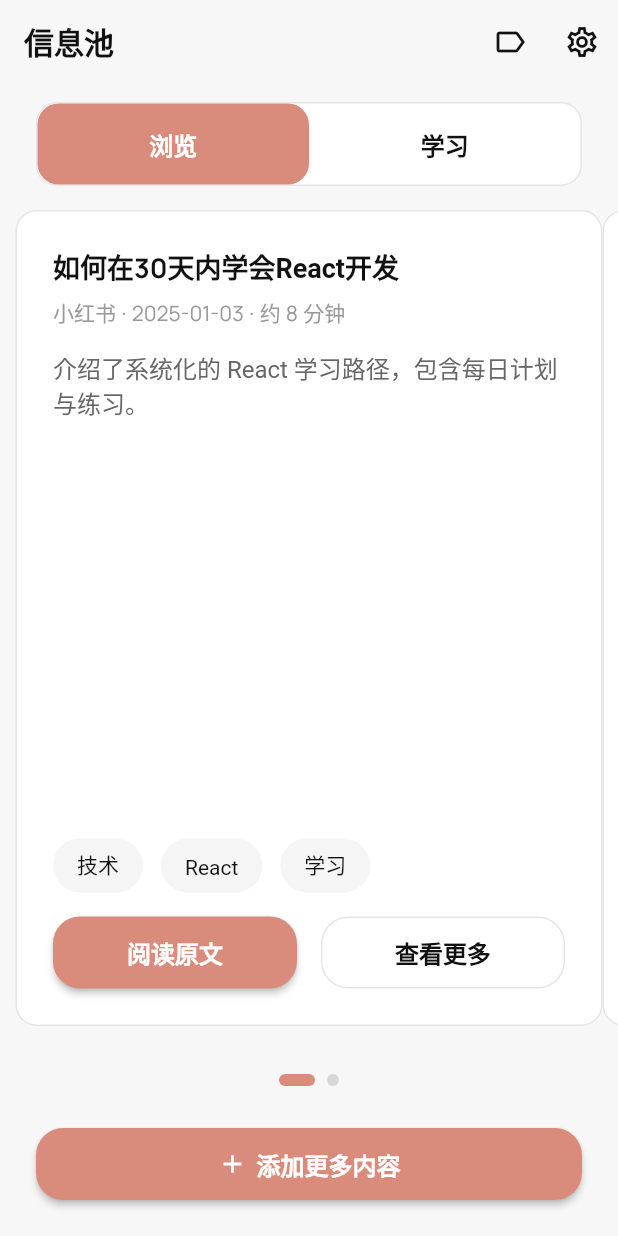
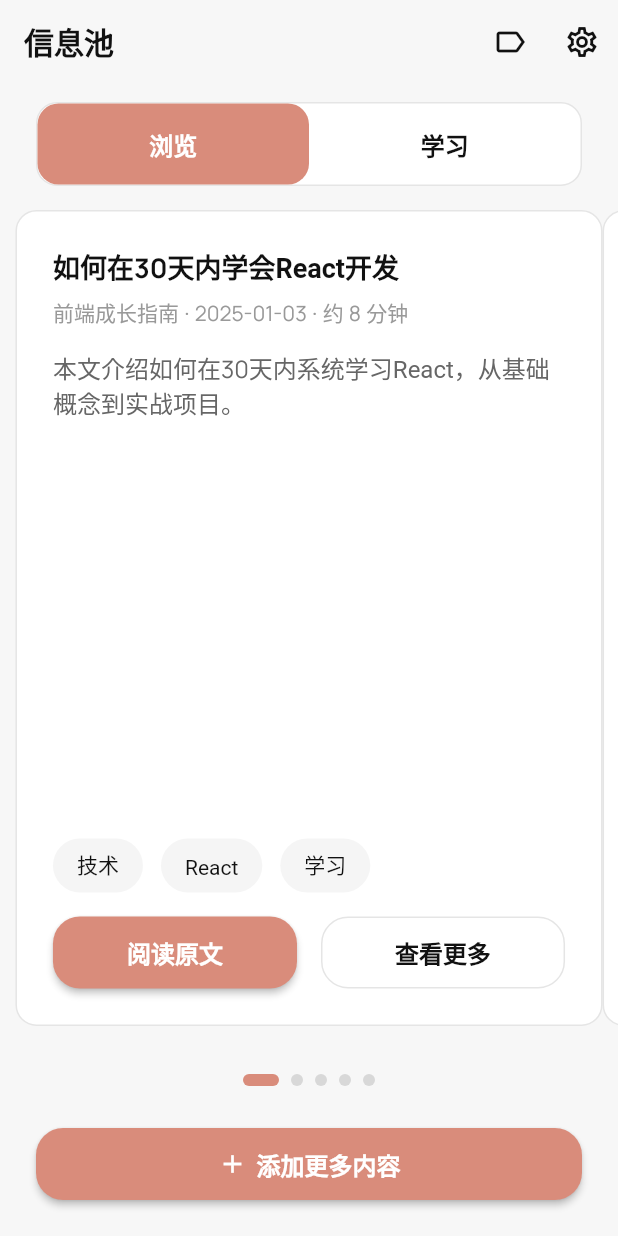
Before and after one commit to MicroX-Lab/info_plan_app, a Flutter app: the screen it shows after launch, on a phone screen of 412 x 824 dp. Run offline on Flutter 3.47's test engine with Material 3 defaults, Android fonts, the phone set to English and light mode, and no system bars; our stand-ins replace flutter_screenutil, go_router, shared_preferences.

Commit message:
feat: advise card swipping

```diff
--- a/lib/src/pages/content_import/content_import_page.dart
+++ b/lib/src/pages/content_import/content_import_page.dart
@@ -3,6 +3,12 @@ import 'package:go_router/go_router.dart';
 
 import '../../config/constants.dart';
 import '../../widgets/pill_tag.dart';
+
+void _showComingSoon(BuildContext context, String feature) {
+  ScaffoldMessenger.of(context).showSnackBar(
+    SnackBar(content: Text('$feature 功能即将开放')),
+  );
+}
 
 class ContentImportPage extends StatefulWidget {
   const ContentImportPage({super.key});
@@ -95,6 +101,11 @@ class _InputField extends StatelessWidget {
   final String hint;
   final IconData? suffixIcon;
   final int maxLines;
+  void _showAction(BuildContext context) {
+    ScaffoldMessenger.of(context).showSnackBar(
+      SnackBar(content: Text('功能即将支持：$hint')),
+    );
+  }
 
   @override
   Widget build(BuildContext context) {
@@ -118,7 +129,7 @@ class _InputField extends StatelessWidget {
           ),
           if (suffixIcon != null)
             IconButton(
-              onPressed: () {},
+              onPressed: () => _showAction(context),
               icon: Icon(suffixIcon, color: AppColors.textSecondary),
             ),
         ],
@@ -135,9 +146,21 @@ class _XhsImport extends StatelessWidget {
     return ListView(
       children: [
         const _SectionTitle('添加设置'),
-        _ListItem(title: '账户授权', trailing: '选择账号'),
-        _ListItem(title: '导入收藏夹', trailing: '选择收藏夹'),
-        _ListItem(title: '内容发布时间', trailing: '选择时间范围'),
+        _ListItem(
+          title: '账户授权',
+          trailing: '选择账号',
+          onTap: () => _showComingSoon(context, '账户授权'),
+        ),
+        _ListItem(
+          title: '导入收藏夹',
+          trailing: '选择收藏夹',
+          onTap: () => _showComingSoon(context, '导入收藏夹'),
+        ),
+        _ListItem(
+          title: '内容发布时间',
+          trailing: '选择时间范围',
+          onTap: () => _showComingSoon(context, '内容发布时间'),
+        ),
         const _SectionTitle('添加内容'),
         Padding(
           padding: const EdgeInsets.all(AppSpacing.xl),
@@ -170,7 +193,11 @@ class _OfficialImport extends StatelessWidget {
     return ListView(
       children: [
         const _SectionTitle('添加设置'),
-        _ListItem(title: '内容发布时间', trailing: '选择时间范围'),
+        _ListItem(
+          title: '内容发布时间',
+          trailing: '选择时间范围',
+          onTap: () => _showComingSoon(context, '内容发布时间'),
+        ),
         const _SectionTitle('添加内容'),
         Padding(
           padding: const EdgeInsets.all(AppSpacing.xl),
@@ -223,13 +250,16 @@ class _CustomImport extends StatelessWidget {
 }
 
 class _ListItem extends StatelessWidget {
-  const _ListItem({required this.title, required this.trailing});
+  const _ListItem({required this.title, required this.trailing, this.onTap});
   final String title;
   final String trailing;
+  final VoidCallback? onTap;
 
   @override
   Widget build(BuildContext context) {
-    return Container(
+    return InkWell(
+      onTap: onTap,
+      child: Container(
         color: Colors.white,
         padding: const EdgeInsets.symmetric(horizontal: AppSpacing.xl, vertical: AppSpacing.md),
         child: Row(
@@ -240,6 +270,7 @@ class _ListItem extends StatelessWidget {
             const SizedBox(width: 6),
             const Icon(Icons.keyboard_arrow_down, color: AppColors.textSecondary),
           ],
+        ),
       ),
     );
   }
--- a/lib/src/pages/home/browse_page.dart
+++ b/lib/src/pages/home/browse_page.dart
@@ -1,5 +1,4 @@
 import 'package:flutter/material.dart';
-import 'package:flutter_tilt/flutter_tilt.dart';
 import 'package:provider/provider.dart';
 
 import '../../config/constants.dart';
@@ -51,22 +50,24 @@ class _BrowsePageState extends State<BrowsePage> {
         Expanded(
           child: PageView.builder(
             controller: _controller,
+            physics: const PageScrollPhysics(),
             onPageChanged: layout.setPage,
             itemCount: contents.length,
             itemBuilder: (context, index) {
               final content = contents[index];
               final flipped = _flipped[content.id] ?? false;
               return GestureDetector(
+                behavior: HitTestBehavior.opaque,
                 onTap: () => setState(() => _flipped[content.id] = !flipped),
                 child: Padding(
                   padding: const EdgeInsets.only(bottom: AppSpacing.lg),
-                  child: Tilt(
-                    borderRadius: BorderRadius.circular(AppSpacing.cardRadius),
                   child: AnimatedSwitcher(
                     duration: const Duration(milliseconds: 300),
+                    switchInCurve: Curves.easeOut,
+                    switchOutCurve: Curves.easeIn,
                     transitionBuilder: (child, animation) {
-                        final rotate = Tween(begin: flipped ? 1.0 : -1.0, end: 0.0)
-                            .animate(animation);
+                      final rotate =
+                          Tween(begin: flipped ? 1.0 : -1.0, end: 0.0).animate(animation);
                       return AnimatedBuilder(
                         animation: rotate,
                         builder: (context, _) {
@@ -82,7 +83,6 @@ class _BrowsePageState extends State<BrowsePage> {
                     child: flipped
                         ? _ContentBackCard(content: content, key: ValueKey('${content.id}-back'))
                         : _ContentFrontCard(content: content, key: ValueKey('${content.id}-front')),
-                    ),
                   ),
                 ),
               );
--- a/lib/src/providers/content_provider.dart
+++ b/lib/src/providers/content_provider.dart
@@ -22,7 +22,8 @@ class ContentProvider extends ChangeNotifier {
     if (cached.isNotEmpty) {
       _items = cached;
     } else {
-      _items = _service.mockContents;
+      // Use a fixed set of mock cards so the browse page can be swiped immediately.
+      _items = _service.mockContents.take(5).toList();
       await _store.saveContents(_items);
     }
     notifyListeners();
--- a/lib/src/services/content_service.dart
+++ b/lib/src/services/content_service.dart
@@ -1,15 +1,21 @@
 import '../models/content.dart';
 
 class ContentService {
+  int _seed = 0;
+  String _nextId() {
+    _seed += 1;
+    return 'mock-$_seed';
+  }
+
   List<Content> get mockContents => [
+        // 技术 / React / 学习
         Content(
-          id: '1',
+          id: _nextId(),
           title: '如何在30天内学会React开发',
-          content:
-              '学习 React 开发需要循序渐进的方法。第一周专注于理解 React 的核心概念，包括组件化思维、JSX 语法和虚拟 DOM。第二周深入学习 Hooks，掌握 useState、useEffect 等常用钩子。第三周学习状态管理，如 Context、Redux 或 Zustand……',
-          summary: '介绍了系统化的 React 学习路径，包含每日计划与练习。',
+          content: '这是一篇系统化介绍React学习路径的文章……（完整内容）',
+          summary: '本文介绍如何在30天内系统学习React，从基础概念到实战项目。',
           source: ContentSource.xiaohongshu,
-          sourceName: '小红书',
+          sourceName: '前端成长指南',
           publishDate: DateTime(2025, 1, 3),
           readTime: 8,
           tags: const ['技术', 'React', '学习'],
@@ -18,16 +24,91 @@ class ContentService {
           updatedAt: DateTime.now(),
         ),
         Content(
-          id: '2',
-          title: '掌握 Props 和 State 的使用',
-          content: '理解组件如何通过 Props 传递数据，以及如何使用 State 管理组件内部状态。',
-          summary: '状态管理入门，介绍 Props 与 State。',
+          id: _nextId(),
+          title: 'React Hooks 深度解析：从基础到进阶',
+          content: '详细讲解useState、useEffect等Hooks的用法和最佳实践……',
+          summary: '从基础到进阶系统讲解React Hooks，帮助你写出更优雅的代码。',
           source: ContentSource.officialAccount,
-          sourceName: '公众号',
+          sourceName: '前端工坊',
           publishDate: DateTime(2025, 1, 2),
-          readTime: 5,
-          tags: const ['技术', 'React', '状态'],
-          url: 'https://example.com/props-state',
+          readTime: 10,
+          tags: const ['技术', 'React'],
+          url: 'https://example.com/react-hooks',
+          createdAt: DateTime.now(),
+          updatedAt: DateTime.now(),
+        ),
+        // 设计 / UI/UX
+        Content(
+          id: _nextId(),
+          title: '设计系统的构建方法与实践',
+          content: '如何从0到1搭建一套跨平台设计系统……',
+          summary: '介绍构建设计系统的关键步骤和落地实践。',
+          source: ContentSource.xiaohongshu,
+          sourceName: '设计冷知识',
+          publishDate: DateTime(2025, 1, 2),
+          readTime: 7,
+          tags: const ['设计', 'UI/UX'],
+          url: 'https://example.com/design-system',
+          createdAt: DateTime.now(),
+          updatedAt: DateTime.now(),
+        ),
+        // 效率 / 学习 / 方法论
+        Content(
+          id: _nextId(),
+          title: '信息管理的艺术：如何应对信息过载',
+          content: '讲解如何构建个人信息管理系统，避免被碎片信息淹没……',
+          summary: '通过标签和信息池的方式管理信息，减少焦虑感。',
+          source: ContentSource.officialAccount,
+          sourceName: '效率研究所',
+          publishDate: DateTime(2025, 1, 1),
+          readTime: 6,
+          tags: const ['效率', '学习', '方法论'],
+          url: 'https://example.com/info-overload',
+          createdAt: DateTime.now(),
+          updatedAt: DateTime.now(),
+        ),
+        // TypeScript / 工具
+        Content(
+          id: _nextId(),
+          title: 'TypeScript 最佳实践：让你的代码更健壮',
+          content: '涵盖类型系统、泛型、实用技巧以及团队落地规范……',
+          summary: '用一组实战技巧帮助你在团队中推广 TypeScript。',
+          source: ContentSource.xiaohongshu,
+          sourceName: 'TS手册',
+          publishDate: DateTime(2024, 12, 30),
+          readTime: 9,
+          tags: const ['技术', 'TypeScript', '工具'],
+          url: 'https://example.com/ts-best-practices',
+          createdAt: DateTime.now(),
+          updatedAt: DateTime.now(),
+        ),
+        // 前端工具链
+        Content(
+          id: _nextId(),
+          title: '现代前端开发工具链：必备效率提升方案',
+          content: '从包管理、构建、调试到监控的全链路工具实践……',
+          summary: '精选前端工具链组合，帮助团队提效的指南。',
+          source: ContentSource.officialAccount,
+          sourceName: '前端工坊',
+          publishDate: DateTime(2025, 1, 1),
+          readTime: 7,
+          tags: const ['工具', '效率'],
+          url: 'https://example.com/frontend-tooling',
+          createdAt: DateTime.now(),
+          updatedAt: DateTime.now(),
+        ),
+        // UI/UX / 系统
+        Content(
+          id: _nextId(),
+          title: '系统化的UI/UX研究方法：从调研到落地',
+          content: '覆盖用户调研、信息架构、交互细节与设计验证的系统流程……',
+          summary: '一套可复制的 UI/UX 研究与落地方法论。',
+          source: ContentSource.officialAccount,
+          sourceName: '设计冷知识',
+          publishDate: DateTime(2025, 1, 4),
+          readTime: 11,
+          tags: const ['设计', 'UI/UX', '系统'],
+          url: 'https://example.com/uiux-systematic',
           createdAt: DateTime.now(),
           updatedAt: DateTime.now(),
         ),
```
Lines whose indentation alone changed are shown as unchanged.
